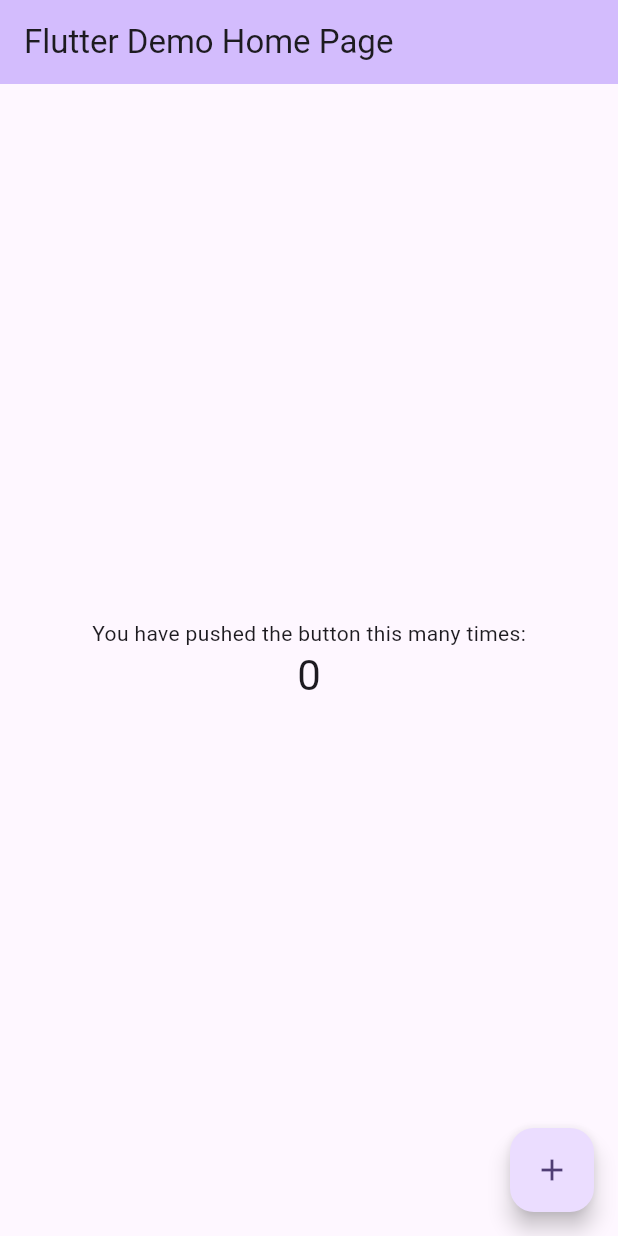
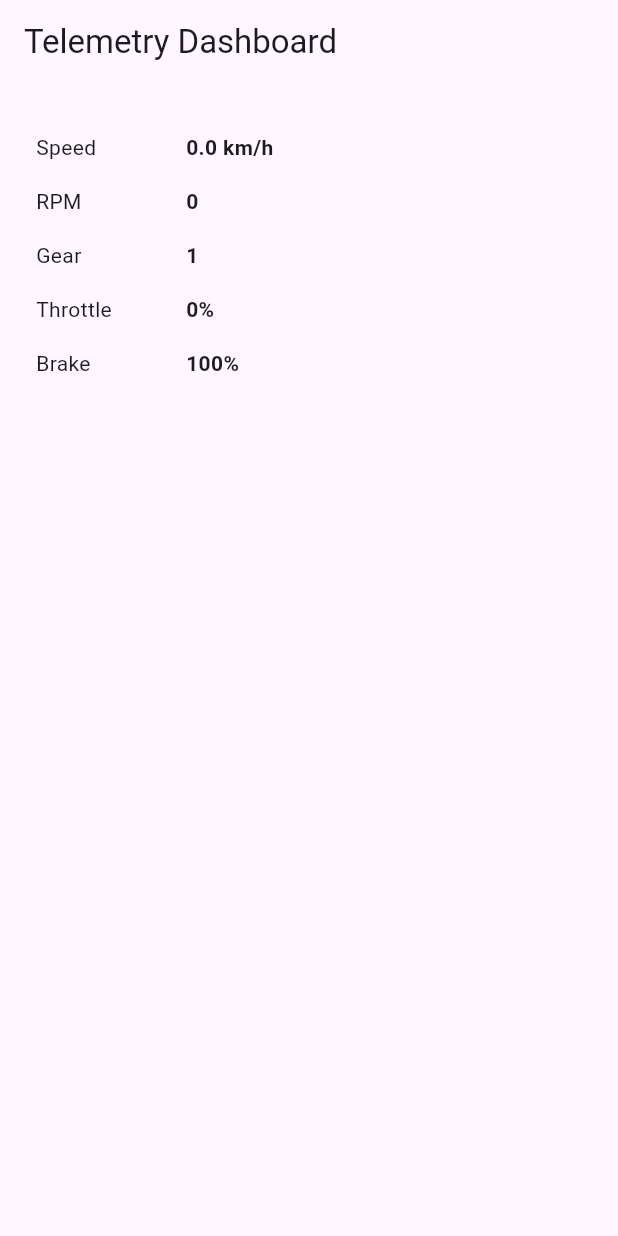
Before and after one commit to johneerkens/sim-telemetry-tool, a Flutter app: the screen it shows after launch, on a phone screen of 412 x 824 dp. Run offline on Flutter 3.47's test engine with Material 3 defaults, Android fonts, the phone set to English and light mode, and no system bars.

Commit message:
fix(ui): resolve dashboard lint issues and ensure mock telemetry builds

```diff
--- /dev/null
+++ b/lib/core/telemetry/mock_telemetry_source.dart
@@ -0,0 +1,28 @@
+import 'dart:async';
+import '../models/telemetry_frame.dart';
+
+class MockTelemetrySource {
+  Stream<TelemetryFrame> stream({
+    Duration interval = const Duration(milliseconds: 100),
+  }) async* {
+    double throttle = 0.0;
+    double brake = 0.0;
+
+    while (true) {
+      throttle = (throttle + 0.05) % 1.0;
+      brake = (1.0 - throttle).clamp(0.0, 1.0);
+
+      yield TelemetryFrame(
+        timestamp: DateTime.now(),
+        speedKph: throttle * 280,
+        rpm: (throttle * 8000).toInt(),
+        gear: (throttle * 7).clamp(1, 7).toInt(),
+        throttle: throttle,
+        brake: brake,
+        steering: 0.0,
+      );
+
+      await Future.delayed(interval);
+    }
+  }
+}
--- a/lib/main.dart
+++ b/lib/main.dart
@@ -1,4 +1,5 @@
 import 'package:flutter/material.dart';
+import 'ui/dashboard/dashboard_page.dart';
 
 void main() {
   runApp(const MyApp());
@@ -30,7 +31,7 @@ class MyApp extends StatelessWidget {
         // tested with just a hot reload.
         colorScheme: .fromSeed(seedColor: Colors.deepPurple),
       ),
-      home: const MyHomePage(title: 'Flutter Demo Home Page'),
+      home: const DashboardPage(),
     );
   }
 }
--- /dev/null
+++ b/lib/ui/dashboard/dashboard_page.dart
@@ -0,0 +1,71 @@
+import 'dart:async';
+import 'package:flutter/material.dart';
+
+import '../../core/telemetry/mock_telemetry_source.dart';
+import 'telemetry_view_model.dart';
+
+class DashboardPage extends StatefulWidget {
+  const DashboardPage({super.key});
+
+  @override
+  State<DashboardPage> createState() => _DashboardPageState();
+}
+
+class _DashboardPageState extends State<DashboardPage> {
+  final _mock = MockTelemetrySource();
+  StreamSubscription? _sub;
+  TelemetryViewModel? _vm;
+
+  @override
+  void initState() {
+    super.initState();
+
+    _sub = _mock.stream().listen((frame) {
+      setState(() {
+        _vm = TelemetryViewModel.fromFrame(frame);
+      });
+    });
+  }
+
+  @override
+  void dispose() {
+    _sub?.cancel();
+    super.dispose();
+  }
+
+  @override
+  Widget build(BuildContext context) {
+    if (_vm == null) {
+      return const Center(child: CircularProgressIndicator());
+    }
+
+    return Scaffold(
+      appBar: AppBar(title: const Text('Telemetry Dashboard')),
+      body: Padding(
+        padding: const EdgeInsets.all(24),
+        child: Column(
+          crossAxisAlignment: CrossAxisAlignment.start,
+          children: [
+            _row('Speed', '${_vm!.speedKph.toStringAsFixed(1)} km/h'),
+            _row('RPM', _vm!.rpm.toString()),
+            _row('Gear', _vm!.gear.toString()),
+            _row('Throttle', '${(_vm!.throttle * 100).toStringAsFixed(0)}%'),
+            _row('Brake', '${(_vm!.brake * 100).toStringAsFixed(0)}%'),
+          ],
+        ),
+      ),
+    );
+  }
+
+  Widget _row(String label, String value) {
+    return Padding(
+      padding: const EdgeInsets.symmetric(vertical: 8),
+      child: Row(
+        children: [
+          SizedBox(width: 100, child: Text(label)),
+          Text(value, style: const TextStyle(fontWeight: FontWeight.bold)),
+        ],
+      ),
+    );
+  }
+}
--- /dev/null
+++ b/lib/ui/dashboard/telemetry_view_model.dart
@@ -0,0 +1,16 @@
+import '../../core/models/telemetry_frame.dart';
+
+class TelemetryViewModel {
+  final double speedKph;
+  final int rpm;
+  final int gear;
+  final double throttle;
+  final double brake;
+
+  TelemetryViewModel.fromFrame(TelemetryFrame f)
+      : speedKph = f.speedKph,
+        rpm = f.rpm,
+        gear = f.gear,
+        throttle = f.throttle,
+        brake = f.brake;
+}
```
